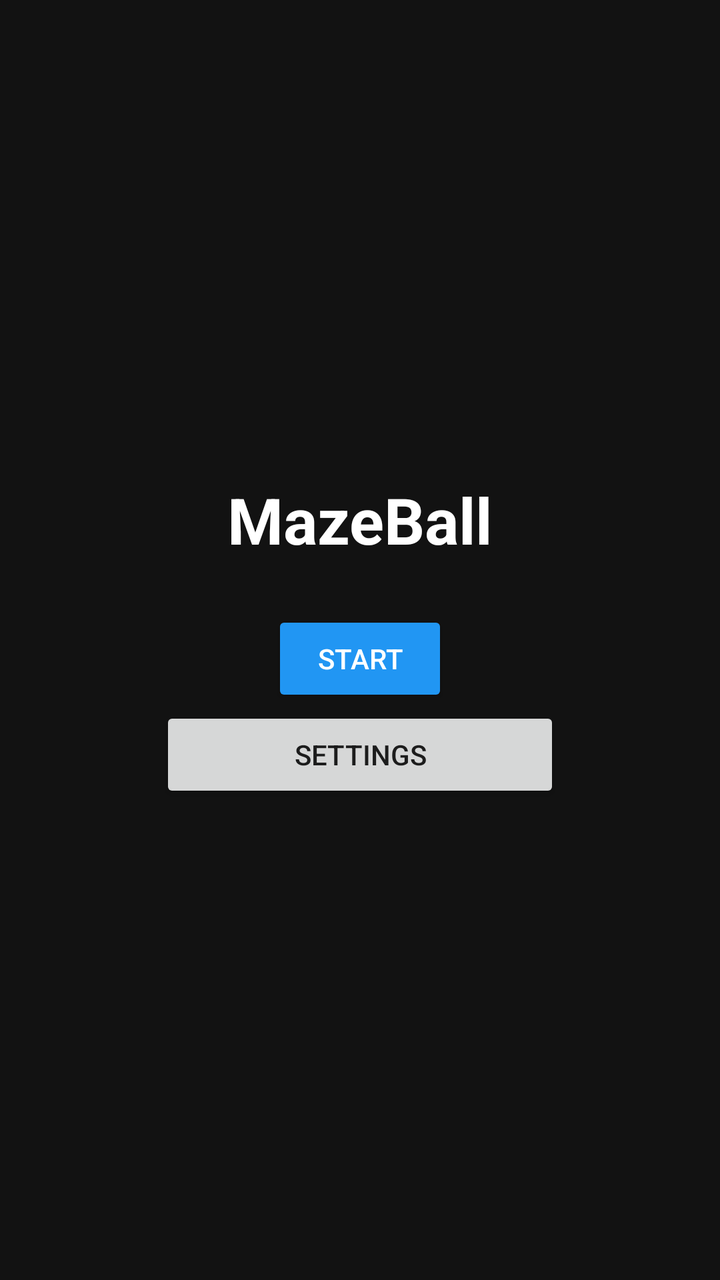
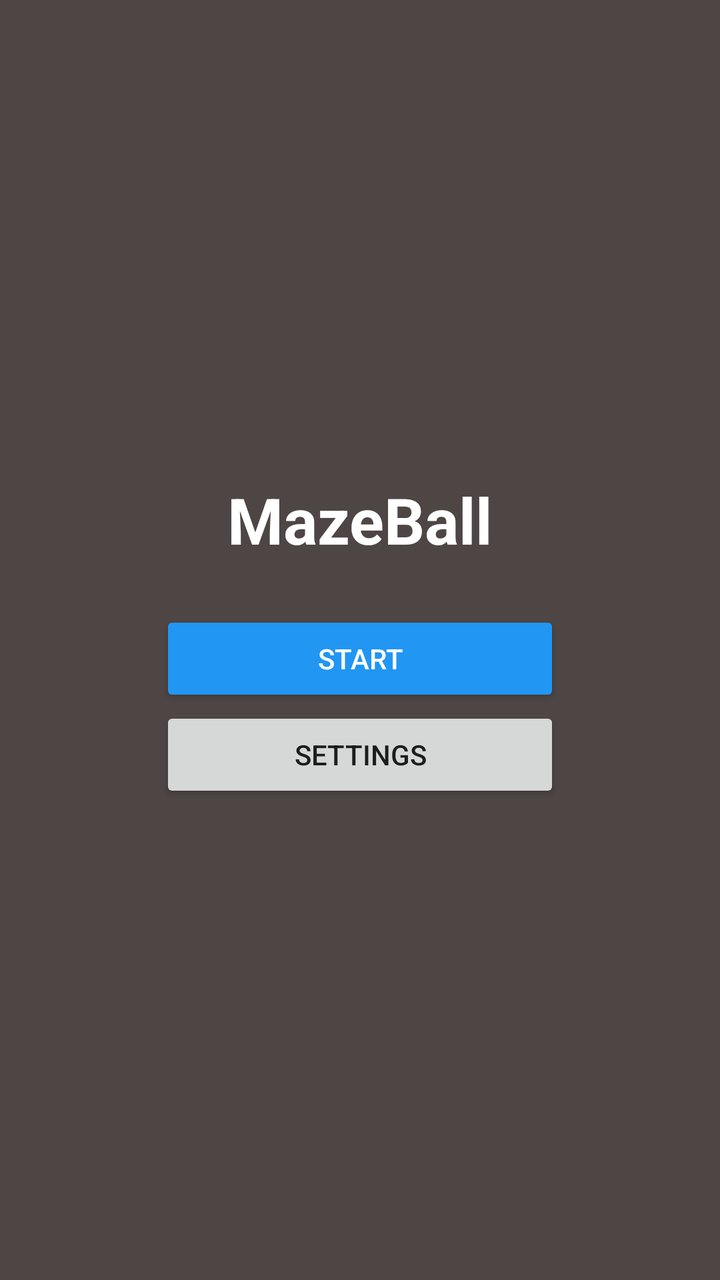

Screens rendered from an Android XML layout before and after an edit, with the pre-edit source and the edit as a unified diff.
<!-- AndroidManifest.xml: activity theme Theme.MazeBall -->
<!-- res/layout/activity_main.xml -->
<?xml version="1.0" encoding="utf-8"?>
<LinearLayout
    xmlns:android="http://schemas.android.com/apk/res/android"
    xmlns:tools="http://schemas.android.com/tools"
    android:layout_width="match_parent"
    android:layout_height="match_parent"
    android:orientation="vertical"
    android:gravity="center"
    android:background="#121212"
    android:padding="24dp"
    tools:context=".MainActivity">

    <TextView
        android:id="@+id/titleText"
        android:text="@string/app_name"
        android:layout_width="wrap_content"
        android:layout_height="wrap_content"
        android:textSize="32sp"
        android:textStyle="bold"
        android:textColor="#FFFFFF"
        android:layout_marginBottom="24dp" />

    <Button
        android:id="@+id/startButton"
        android:text="@string/start"
        android:layout_width="wrap_content"
        android:layout_height="wrap_content"
        android:backgroundTint="#2196F3"
        android:textColor="#FFFFFF" />

    <Button
        android:id="@+id/settingsButton"
        android:text="@string/settings"
        android:layout_width="200dp"
        android:layout_height="wrap_content" />

</LinearLayout>
<!-- resources referenced by this layout -->
<resources>
  <string name="app_name">MazeBall</string>
  <string name="settings">Settings</string>
  <string name="start">Start</string>
  <style name="Theme.MazeBall" parent="Theme.AppCompat.Light.NoActionBar" />
</resources>

<!-- the commit's change to res/layout/activity_main.xml (unified diff, before → after) -->
@@ -6,7 +6,7 @@
     android:layout_height="match_parent"
     android:orientation="vertical"
     android:gravity="center"
-    android:background="#121212"
+    android:background="#4E4545"
     android:padding="24dp"
     tools:context=".MainActivity">
 
@@ -23,7 +23,7 @@
     <Button
         android:id="@+id/startButton"
         android:text="@string/start"
-        android:layout_width="wrap_content"
+        android:layout_width="200dp"
         android:layout_height="wrap_content"
         android:backgroundTint="#2196F3"
         android:textColor="#FFFFFF" />
